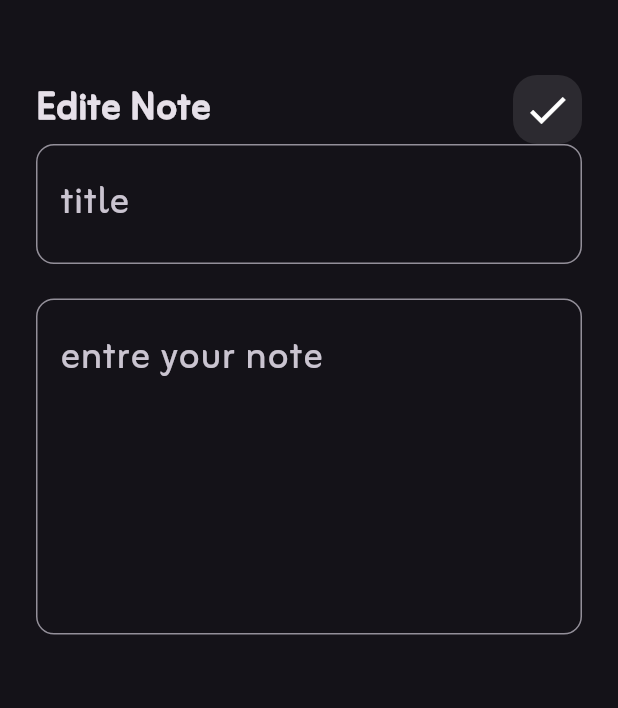
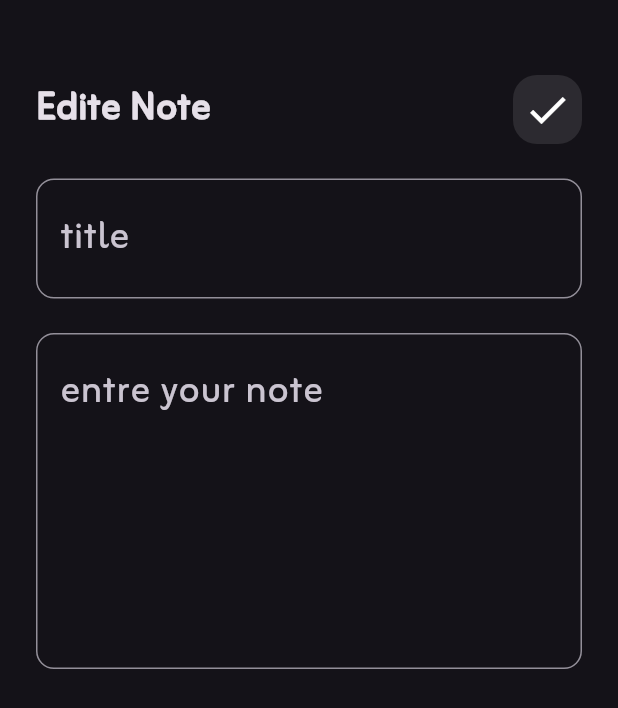
Before and after one commit to belal123456/myNotes, a Flutter app: the Editenoteview screen opened directly, on a phone screen of 412 x 824 dp. Shown: the top 708 px of the screen. Run offline on Flutter 3.47's test engine with Material 3 defaults, Android fonts, the phone set to English and light mode, and no system bars.

```diff
--- a/lib/views/widgets/editNoteBody.dart
+++ b/lib/views/widgets/editNoteBody.dart
@@ -16,6 +16,9 @@ class EditenoteviewBody extends StatelessWidget {
           CustomAppBar(
             titleCHeck: "Edite Note",
             icona: Icons.check,
+          ),
+          SizedBox(
+            height: 23,
           ),
           TextField(
             decoration: InputDecoration(
```
Also changed, not shown: lib/models/not_model.dart (added, +11 -0 lines).
